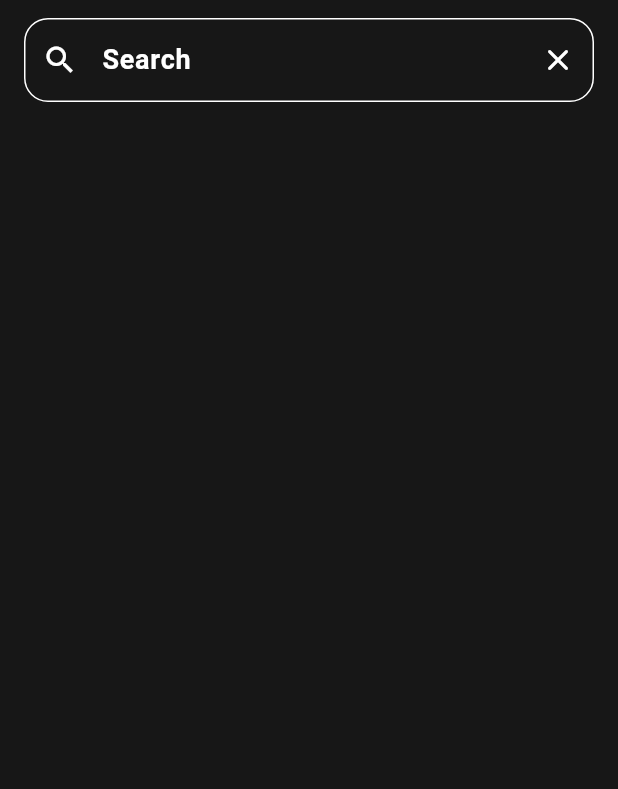
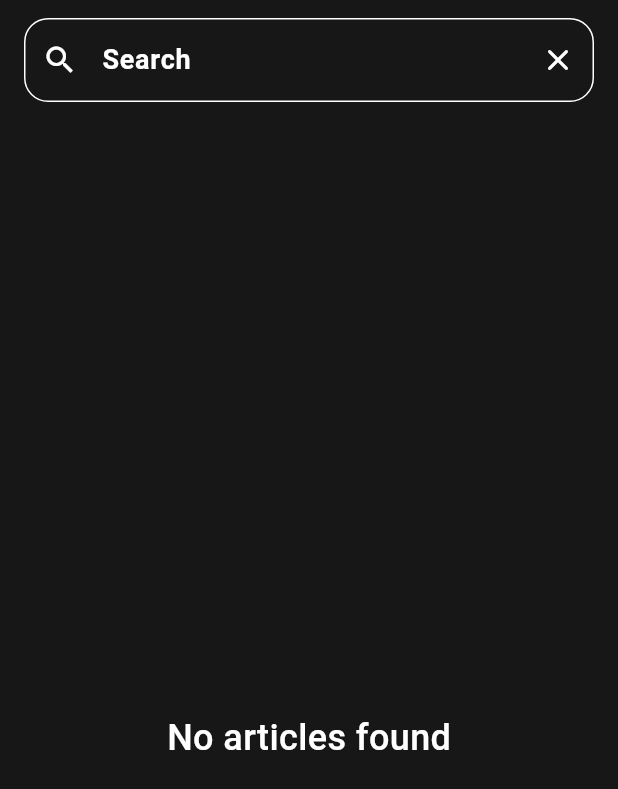
Before and after one commit to amira654/news_app, a Flutter app: the Search screen opened by its route, on a phone screen of 412 x 824 dp. Shown: the top 789 px of the screen. Run offline on Flutter 3.47's test engine with Material 3 defaults, Android fonts, the phone set to English and light mode, and no system bars; our stand-ins replace cached_network_image, flutter_screenutil.

Commit message:
created search screen

```diff
--- a/lib/core/routes_manager.dart
+++ b/lib/core/routes_manager.dart
@@ -1,4 +1,6 @@
 import 'package:flutter/cupertino.dart';
+import 'package:news_app/provider/search_view_provider.dart';
+import 'package:provider/provider.dart';
 
 import '../presentation/home/home.dart';
 import '../presentation/search/search.dart';
@@ -10,10 +12,12 @@ class RoutesManager {
   static Route? router(RouteSettings settings) {
     switch (settings.name) {
       case home:
+        return CupertinoPageRoute(builder: (_) => const Home());
+      case search:
         return CupertinoPageRoute(
-            builder: (_) => const Home());
-      case search:
-        return CupertinoPageRoute(builder: (_) => const Search());
+            builder: (_) => ChangeNotifierProvider(
+                create: (context) => SearchViewProvider(),
+                child: const Search()));
     }
     return null;
   }
--- /dev/null
+++ b/lib/presentation/search/data-source/searched_articles_data_source.dart
@@ -0,0 +1,28 @@
+import 'dart:convert';
+
+import 'package:http/http.dart' as http;
+
+import '../../../models/articles_response/Article.dart';
+import '../../../models/articles_response/ArticlesResponse.dart';
+
+class SearchArticlesDataSource {
+  static const String _baseUrl = "newsapi.org";
+  static const String _apiKey = "b5a77d78166b40b6a024e5217c973aac";
+  static const String _articlesEndPoint = "/v2/everything";
+
+  Future<List<Article>> getSearchedArticles(
+      {required String searchQuery}) async {
+    Uri url = Uri.https(_baseUrl, _articlesEndPoint, {
+      "apiKey": _apiKey,
+      "q": searchQuery,
+    });
+    http.Response response = await http.get(url);
+    var json = jsonDecode(response.body);
+    ArticlesResponse articlesResponse = ArticlesResponse.fromJson(json);
+    if (articlesResponse.status == "ok" && response.statusCode == 200) {
+      return articlesResponse.articles!;
+    } else {
+      throw articlesResponse.message ?? 'something went wrong';
+    }
+  }
+}
--- a/lib/presentation/search/search.dart
+++ b/lib/presentation/search/search.dart
@@ -1,6 +1,10 @@
 import 'package:flutter/material.dart';
 import 'package:flutter_screenutil/flutter_screenutil.dart';
 import 'package:news_app/presentation/search/widgets/custom_search_bar.dart';
+import 'package:news_app/provider/search_view_provider.dart';
+import 'package:provider/provider.dart';
+
+import '../home/sources_view/article.dart';
 
 class Search extends StatelessWidget {
   const Search({super.key});
@@ -16,6 +20,39 @@ class Search extends StatelessWidget {
             toolbarHeight: 80.h,
             title: const CustomSearchBar(),
           ),
+          Consumer<SearchViewProvider>(builder: (context, viewModel, child) {
+            if (viewModel.loading) {
+              return const SliverToBoxAdapter(
+                child: Center(
+                  child: CircularProgressIndicator(),
+                ),
+              );
+            }
+            if (viewModel.errorMessage != null) {
+              return SliverFillViewport(
+                delegate: SliverChildListDelegate(
+                    [Center(child: Text(viewModel.errorMessage!))]),
+              );
+            }
+            if (viewModel.searchedArticles.isEmpty) {
+              return SliverFillViewport(
+                delegate: SliverChildListDelegate(
+                    [Center(child: Text("No articles found"))]),
+              );
+            }
+            return SliverList.separated(
+              separatorBuilder: (context, index) => SizedBox(
+                height: 16.h,
+              ),
+              itemCount: viewModel.searchedArticles.length,
+              itemBuilder: (context, index) {
+                final article = viewModel.searchedArticles[index];
+                return ArticleItem(
+                  article: article,
+                );
+              },
+            );
+          }),
         ],
       ),
     );
--- a/lib/presentation/search/widgets/custom_search_bar.dart
+++ b/lib/presentation/search/widgets/custom_search_bar.dart
@@ -1,5 +1,7 @@
 import 'package:flutter/material.dart';
 import 'package:flutter_screenutil/flutter_screenutil.dart';
+import 'package:news_app/provider/search_view_provider.dart';
+import 'package:provider/provider.dart';
 
 class CustomSearchBar extends StatelessWidget {
   const CustomSearchBar({super.key});
@@ -7,8 +9,11 @@ class CustomSearchBar extends StatelessWidget {
   @override
   Widget build(BuildContext context) {
     return TextField(
+      controller: context.read<SearchViewProvider>().searchController,
       keyboardType: TextInputType.text,
-      onSubmitted: (value) {},
+      onSubmitted: (value) {
+        context.read<SearchViewProvider>().searchArticles();
+      },
       style: Theme.of(context).textTheme.labelMedium,
       decoration: InputDecoration(
           border: OutlineInputBorder(
--- /dev/null
+++ b/lib/provider/search_view_provider.dart
@@ -0,0 +1,37 @@
+import 'package:flutter/material.dart';
+import 'package:http/http.dart';
+
+import '../models/articles_response/Article.dart';
+import '../presentation/search/data-source/searched_articles_data_source.dart';
+
+class SearchViewProvider extends ChangeNotifier {
+  final TextEditingController searchController = TextEditingController();
+  final SearchArticlesDataSource articlesDataSource =
+      SearchArticlesDataSource();
+
+  List<Article> searchedArticles = [];
+  bool loading = false;
+  String? errorMessage;
+
+  Future<void> searchArticles() async {
+    searchedArticles = [];
+    errorMessage = null;
+    loading = true;
+    notifyListeners();
+
+    try {
+      searchedArticles = await articlesDataSource.getSearchedArticles(
+          searchQuery: searchController.text);
+    } on ClientException catch (e) {
+      errorMessage = e.message;
+    } catch (e) {
+      if (e is TypeError) {
+        errorMessage = "Error Formating ";
+      } else {
+        errorMessage = e is String ? e : "something went wrong";
+      }
+    }
+    loading = false;
+    notifyListeners();
+  }
+}
```
